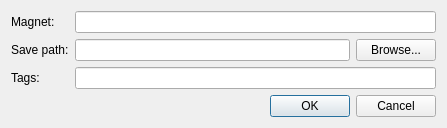
Qt form src/plugins/bittorrent/addmagnetdialog.ui (0xd34df00d/leechcraft) before a commit.
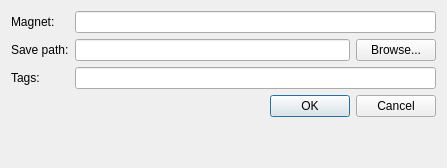
The same form after that commit. Icons and pictures are not drawn. Custom widgets are drawn as their Qt base class.

Commit message: [BT] Add icons for dialogs buttons

Patch:
```diff
--- a/src/plugins/bittorrent/addmagnetdialog.ui
+++ b/src/plugins/bittorrent/addmagnetdialog.ui
@@ -7,7 +7,7 @@
     <x>0</x>
     <y>0</y>
     <width>447</width>
-    <height>124</height>
+    <height>168</height>
    </rect>
   </property>
   <property name="windowTitle">
```
Left out of the diff: 3 changed lines with no effect on the pictures. The commit also changes 5 other files.
